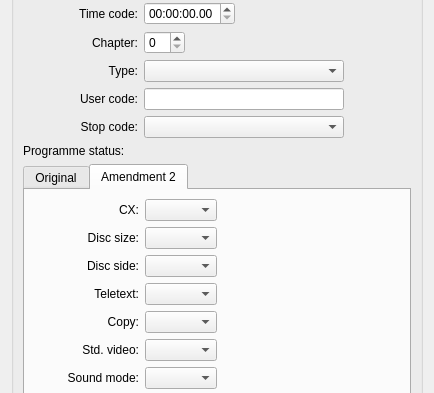
Qt form tools/ld-analyse/vbieditordialog.ui (Gamnn/ld-decode) before a commit; both pictures show x 0 to 434 and y 192 to 585 of the 434 by 810 pixel window.
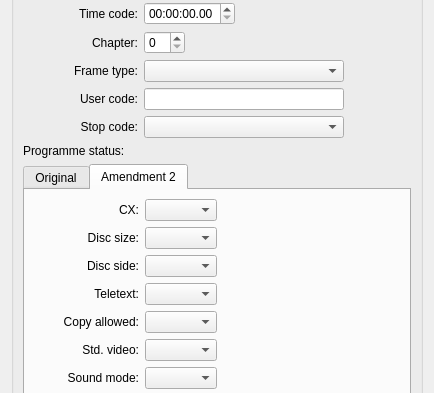
The same form after that commit.

Commit message: Added basic VBI decode and dialogue update

What changed in the file:
```diff
--- a/tools/ld-analyse/vbieditordialog.ui
+++ b/tools/ld-analyse/vbieditordialog.ui
@@ -308,7 +308,7 @@
            </size>
           </property>
           <property name="text">
-           <string>Type:</string>
+           <string>Frame type:</string>
           </property>
           <property name="alignment">
            <set>Qt::AlignRight|Qt::AlignTrailing|Qt::AlignVCenter</set>
@@ -948,7 +948,7 @@
                </size>
               </property>
               <property name="text">
-               <string>Copy:</string>
+               <string>Copy allowed:</string>
               </property>
               <property name="alignment">
                <set>Qt::AlignRight|Qt::AlignTrailing|Qt::AlignVCenter</set>
```
The commit also changes 2 other files.
